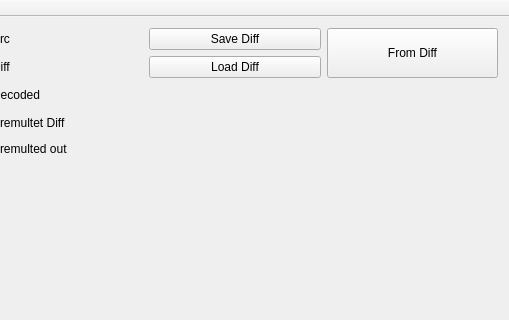
This is mainwindow.ui in SpaceWind/pngLSBHider as Qt 5 draws it before an edit; both pictures show x 394 to 903 and y 0 to 320 of the 903 by 646 pixel window. The edited form follows.
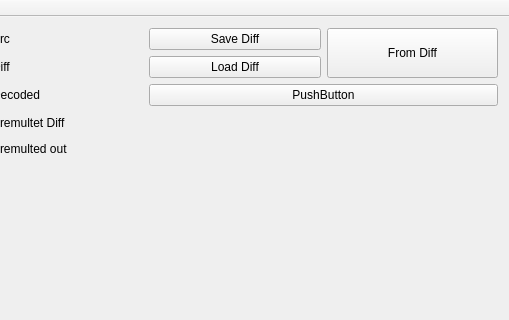
This is the edited form.

```diff
--- a/mainwindow.ui
+++ b/mainwindow.ui
@@ -113,6 +113,13 @@
       </property>
      </widget>
     </item>
+    <item row="2" column="3" colspan="2">
+     <widget class="QPushButton" name="pushButton_5">
+      <property name="text">
+       <string>PushButton</string>
+      </property>
+     </widget>
+    </item>
    </layout>
   </widget>
   <widget class="QMenuBar" name="menuBar">
```
Left out of the diff: 2 changed lines with no effect on the pictures.
